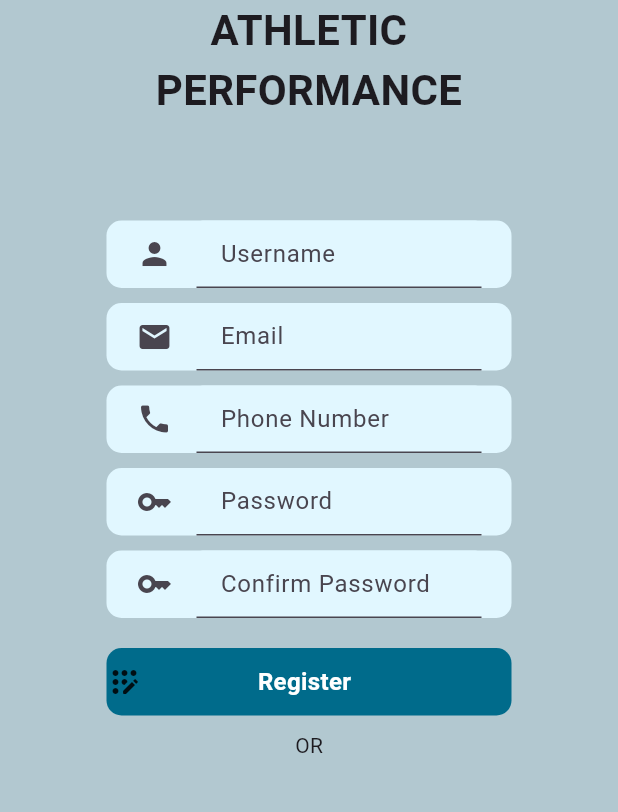
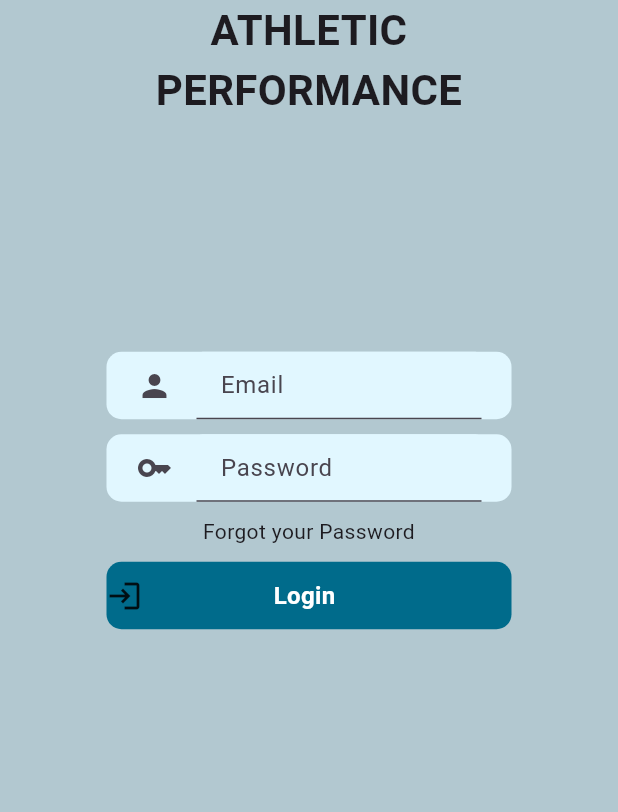
Before and after one commit to MohamaddMortada/AI-Front-End, a Flutter app: the screen it shows after launch, on a phone screen of 412 x 824 dp, the part 360-1172 px from its top. Run offline on Flutter 3.47's test engine with Material 3 defaults, Android fonts, the phone set to English and light mode, and no system bars; our stand-ins replace get.

Commit message:
Fixing Bug in Login

```diff
--- a/lib/controllers/login_controller.dart
+++ b/lib/controllers/login_controller.dart
@@ -12,7 +12,7 @@ class LoginController {
     String email,
     String password,
   ) async {
-    const String apiUrl = "http://localhost:8000/api/auth/login";
+    const String apiUrl = "http://127.0.0.1:8000/api/auth/login";
 
     isLoading.value = true;
 
@@ -29,7 +29,7 @@ class LoginController {
       if (response.statusCode == 200) {
         final data = jsonDecode(response.body);
         ScaffoldMessenger.of(context).showSnackBar(
-          SnackBar(content: Text("Login successful! Welcome, ${data['name']}")),
+          SnackBar(content: Text("Login successful! Welcome, $email")),
         );
         Get.toNamed('/main');
       } else {
--- a/lib/main.dart
+++ b/lib/main.dart
@@ -51,7 +51,7 @@ class MainApp extends StatelessWidget {
         scaffoldBackgroundColor: Color(0xFFB2C8D0),
 
       ),
-      home:Register(),
+      home:Login(),
 
     );
   }
--- a/lib/pages/login.dart
+++ b/lib/pages/login.dart
@@ -8,7 +8,7 @@ import 'package:front_end/widgets/text_field.dart';
 class Login extends StatelessWidget {
   final LoginController controller = LoginController();
 
-  final TextEditingController nameController = TextEditingController();
+  final TextEditingController emailController = TextEditingController();
   final TextEditingController passwordController = TextEditingController();
 
   @override
@@ -26,7 +26,7 @@ class Login extends StatelessWidget {
                 fontWeight: FontWeight.bold,
               ),
               Spacer(),
-              Input(text: 'Username', icon: Icon(Icons.person), height: 45, maxLines: 1, controller: nameController,),
+              Input(text: 'Email', icon: Icon(Icons.person), height: 45, maxLines: 1, controller: emailController,),
               SizedBox(height: 10),
               Input(text: 'Password', icon: Icon(Icons.key), height: 45, maxLines: 1, controller: passwordController,),
               SizedBox(height: 10),
@@ -41,7 +41,7 @@ class Login extends StatelessWidget {
                 onTap: () {
                    controller.loginUser(
                     context,
-                  nameController.text.trim(),
+                  emailController.text.trim(),
                   passwordController.text.trim(),
                    );
                  },),
```
